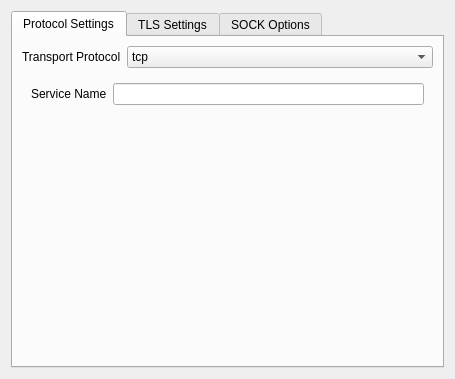
This is src/ui/widgets/widgets/StreamSettingsWidget.ui in Qv2ray/Qv2ray as Qt 5 draws it before an edit. The edited form follows.
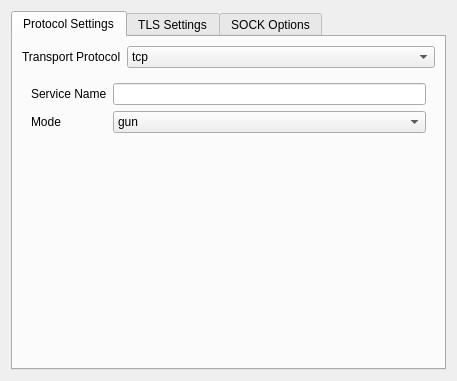
This is the edited form. The open tabs and pages were chosen to show the change.

Commit message: feat: grpc mode

Diff of the .ui file:
```diff
--- a/src/ui/widgets/widgets/StreamSettingsWidget.ui
+++ b/src/ui/widgets/widgets/StreamSettingsWidget.ui
@@ -6,8 +6,8 @@
    <rect>
     <x>0</x>
     <y>0</y>
-    <width>455</width>
-    <height>379</height>
+    <width>457</width>
+    <height>381</height>
    </rect>
   </property>
   <property name="windowTitle">
@@ -640,6 +640,32 @@
            <item row="0" column="1">
             <widget class="QLineEdit" name="grpcServiceNameTxt"/>
            </item>
+           <item row="1" column="0">
+            <widget class="QLabel" name="modeLabel">
+             <property name="text">
+              <string>Mode</string>
+             </property>
+            </widget>
+           </item>
+           <item row="1" column="1">
+            <widget class="QComboBox" name="grpcModeCB">
+             <item>
+              <property name="text">
+               <string>gun</string>
+              </property>
+             </item>
+             <item>
+              <property name="text">
+               <string>multi</string>
+              </property>
+             </item>
+             <item>
+              <property name="text">
+               <string>guna</string>
+              </property>
+             </item>
+            </widget>
+           </item>
           </layout>
          </widget>
         </widget>
```
Left out of the diff: 4 changed lines with no effect on the pictures. The commit also changes 5 other files.
